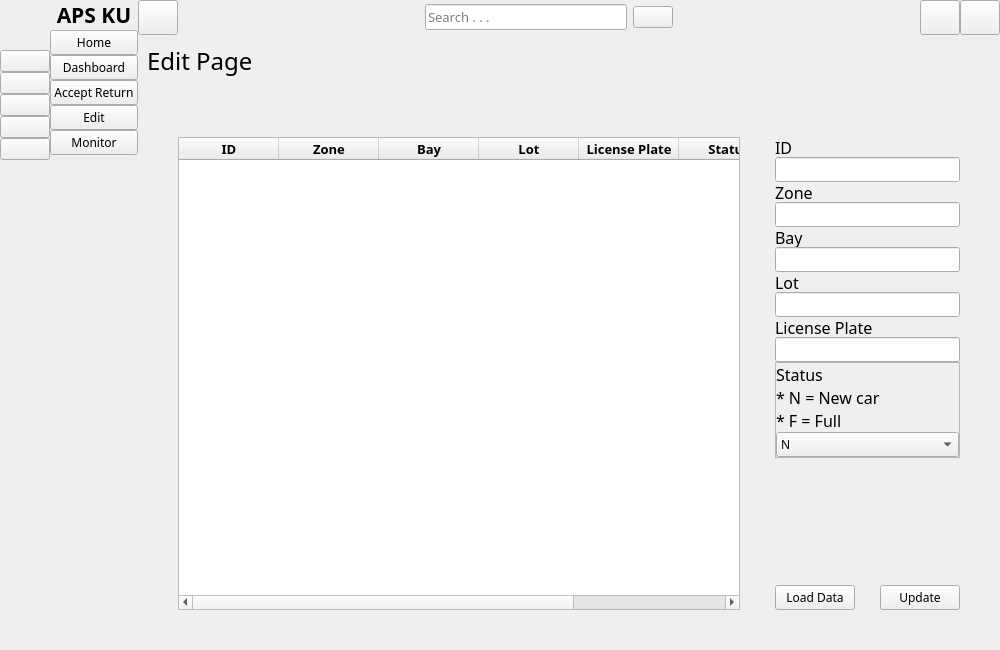
First picture: the form in Mainwindow3.ui, repository phutthakal/automatic-parking-system, before the edit.
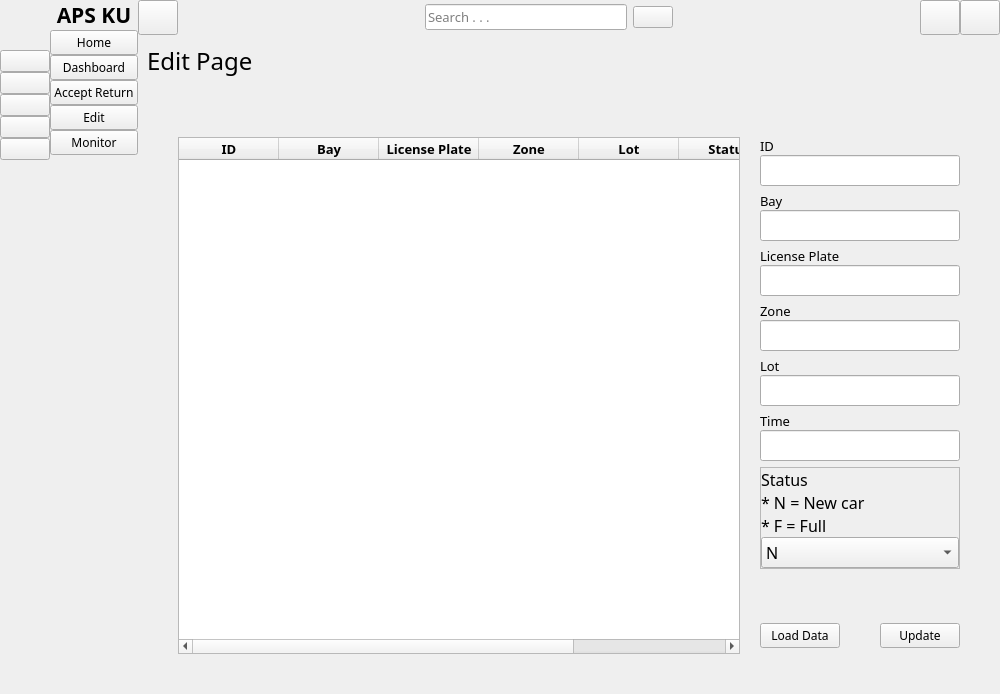
Second picture: the form after the edit. The open tabs and pages were chosen to show the change. Icons and pictures are not drawn.

What changed in the file:
```diff
--- a/Mainwindow3.ui
+++ b/Mainwindow3.ui
@@ -7,7 +7,7 @@
     <x>0</x>
     <y>0</y>
     <width>1000</width>
-    <height>650</height>
+    <height>694</height>
    </rect>
   </property>
   <property name="windowTitle">
@@ -2725,26 +2725,26 @@
                      <string>ID</string>
                     </property>
                    </column>
-                   <column>
-                    <property name="text">
-                     <string>Zone</string>
-                    </property>
-                   </column>
                    <column>
                     <property name="text">
                      <string>Bay</string>
                     </property>
                    </column>
-                   <column>
-                    <property name="text">
-                     <string>Lot</string>
-                    </property>
-                   </column>
                    <column>
                     <property name="text">
                      <string>License Plate</string>
                     </property>
                    </column>
+                   <column>
+                    <property name="text">
+                     <string>Zone</string>
+                    </property>
+                   </column>
+                   <column>
+                    <property name="text">
+                     <string>Lot</string>
+                    </property>
+                   </column>
                    <column>
                     <property name="text">
                      <string>Status</string>
@@ -2773,10 +2773,10 @@
                    </property>
                    <layout class="QVBoxLayout" name="verticalLayout_11">
                     <property name="spacing">
-                     <number>0</number>
+                     <number>6</number>
                     </property>
                     <property name="leftMargin">
-                     <number>15</number>
+                     <number>0</number>
                     </property>
                     <property name="topMargin">
                      <number>0</number>
@@ -2822,7 +2822,7 @@
                          <property name="font">
                           <font>
                            <family>Mitr SemiBold</family>
-                           <pointsize>12</pointsize>
+                           <pointsize>10</pointsize>
                           </font>
                          </property>
                          <property name="text">
@@ -2831,57 +2831,18 @@
                         </widget>
                        </item>
                        <item>
-                        <widget class="QLineEdit" name="lineEdit_2"/>
-                       </item>
-                      </layout>
-                     </widget>
-                    </item>
-                    <item>
-                     <widget class="QFrame" name="frame_25">
-                      <property name="frameShape">
-                       <enum>QFrame::NoFrame</enum>
-                      </property>
-                      <property name="frameShadow">
-                       <enum>QFrame::Raised</enum>
-                      </property>
-                      <layout class="QVBoxLayout" name="verticalLayout_27">
-                       <property name="spacing">
-                        <number>0</number>
-                       </property>
-                       <property name="leftMargin">
-                        <number>0</number>
-                       </property>
-                       <property name="topMargin">
-                        <number>0</number>
-                       </property>
-                       <property name="rightMargin">
-                        <number>0</number>
-                       </property>
-                       <property name="bottomMargin">
-                        <number>0</number>
-                       </property>
-                       <item>
-                        <widget class="QLabel" name="label_23">
-                         <property name="maximumSize">
-                          <size>
-                           <width>16777215</width>
-                           <height>20</height>
-                          </size>
-                         </property>
+                        <widget class="QLineEdit" name="id_edit">
                          <property name="font">
                           <font>
                            <family>Mitr SemiBold</family>
                            <pointsize>12</pointsize>
                           </font>
                          </property>
-                         <property name="text">
-                          <string>Zone</string>
+                         <property name="styleSheet">
+                          <string notr="true">border-color: rgb(0, 255, 0);</string>
                          </property>
                         </widget>
                        </item>
-                       <item>
-                        <widget class="QLineEdit" name="lineEdit_3"/>
-                       </item>
                       </layout>
                      </widget>
                     </item>
@@ -2920,7 +2881,7 @@
                          <property name="font">
                           <font>
                            <family>Mitr SemiBold</family>
-                           <pointsize>12</pointsize>
+                           <pointsize>10</pointsize>
                           </font>
                          </property>
                          <property name="text">
@@ -2929,7 +2890,126 @@
                         </widget>
                        </item>
                        <item>
-                        <widget class="QLineEdit" name="lineEdit_4"/>
+                        <widget class="QLineEdit" name="bay_edit">
+                         <property name="font">
+                          <font>
+                           <family>Mitr SemiBold</family>
+                           <pointsize>12</pointsize>
+                          </font>
+                         </property>
+                        </widget>
+                       </item>
+                      </layout>
+                     </widget>
+                    </item>
+                    <item>
+                     <widget class="QFrame" name="frame_28">
+                      <property name="frameShape">
+                       <enum>QFrame::NoFrame</enum>
+                      </property>
+                      <property name="frameShadow">
+                       <enum>QFrame::Raised</enum>
+                      </property>
+                      <layout class="QVBoxLayout" name="verticalLayout_30">
+                       <property name="spacing">
+                        <number>0</number>
+                       </property>
+                       <property name="leftMargin">
+                        <number>0</number>
+                       </property>
+                       <property name="topMargin">
+                        <number>0</number>
+                       </property>
+                       <property name="rightMargin">
+                        <number>0</number>
+                       </property>
+                       <property name="bottomMargin">
+                        <number>0</number>
+                       </property>
+                       <item>
+                        <widget class="QLabel" name="label_26">
+                         <property name="maximumSize">
+                          <size>
+                           <width>16777215</width>
+                           <height>20</height>
+                          </size>
+                         </property>
+                         <property name="font">
+                          <font>
+                           <family>Mitr SemiBold</family>
+                           <pointsize>10</pointsize>
+                          </font>
+                         </property>
+                         <property name="text">
+                          <string>License Plate</string>
+                         </property>
+                        </widget>
+                       </item>
+                       <item>
+                        <widget class="QLineEdit" name="license_edit">
+                         <property name="font">
+                          <font>
+                           <family>Mitr SemiBold</family>
+                           <pointsize>12</pointsize>
+                          </font>
+                         </property>
+                        </widget>
+                       </item>
+                      </layout>
+                     </widget>
+                    </item>
+                    <item>
+                     <widget class="QFrame" name="frame_25">
+                      <property name="frameShape">
+                       <enum>QFrame::NoFrame</enum>
+                      </property>
+                      <property name="frameShadow">
+                       <enum>QFrame::Raised</enum>
+                      </property>
+                      <layout class="QVBoxLayout" name="verticalLayout_27">
+                       <property name="spacing">
+                        <number>0</number>
+                       </property>
+                       <property name="leftMargin">
+                        <number>0</number>
+                       </property>
+                       <property name="topMargin">
+                        <number>0</number>
+                       </property>
+                       <property name="rightMargin">
+                        <number>0</number>
+                       </property>
+                       <property name="bottomMargin">
+                        <number>0</number>
+                       </property>
+                       <item>
+                        <widget class="QLabel" name="label_23">
+                         <property name="maximumSize">
+                          <size>
+                           <width>16777215</width>
+                           <height>20</height>
+                          </size>
+                         </property>
+                         <property name="font">
+                          <font>
+                           <family>Mitr SemiBold</family>
+                           <pointsize>10</pointsize>
+                          </font>
+                         </property>
+                         <property name="text">
+                          <string>Zone</string>
+                         </property>
+                        </widget>
+                       </item>
+                       <item>
+                        <widget class="QLineEdit" name="zone_edit">
+                         <property name="font">
+                          <font>
+                           <family>Mitr SemiBold</family>
+                           <pointsize>12</pointsize>
+                          </font>
+                         </property>
+                        </widget>
                        </item>
                       </layout>
                      </widget>
@@ -2969,7 +3049,7 @@
                          <property name="font">
                           <font>
                            <family>Mitr SemiBold</family>
-                           <pointsize>12</pointsize>
+                           <pointsize>10</pointsize>
                           </font>
                          </property>
                          <property name="text">
@@ -2978,20 +3058,27 @@
                         </widget>
                        </item>
                        <item>
-                        <widget class="QLineEdit" name="lineEdit_5"/>
+                        <widget class="QLineEdit" name="lot_edit">
+                         <property name="font">
+                          <font>
+                           <family>Mitr SemiBold</family>
+                           <pointsize>12</pointsize>
+                          </font>
+                         </property>
+                        </widget>
                        </item>
                       </layout>
                      </widget>
                     </item>
                     <item>
-                     <widget class="QFrame" name="frame_28">
+                     <widget class="QFrame" name="time_check_frame">
                       <property name="frameShape">
                        <enum>QFrame::NoFrame</enum>
                       </property>
                       <property name="frameShadow">
                        <enum>QFrame::Raised</enum>
                       </property>
-                      <layout class="QVBoxLayout" name="verticalLayout_30">
+                      <layout class="QVBoxLayout" name="verticalLayout_100">
                        <property name="spacing">
                         <number>0</number>
                        </property>
@@ -3008,7 +3095,7 @@
                         <number>0</number>
                        </property>
                        <item>
-                        <widget class="QLabel" name="label_26">
+                        <widget class="QLabel" name="time_label">
                          <property name="maximumSize">
                           <size>
                            <width>16777215</width>
@@ -3018,16 +3105,23 @@
                          <property name="font">
                           <font>
                            <family>Mitr SemiBold</family>
-                           <pointsize>12</pointsize>
+                           <pointsize>10</pointsize>
                           </font>
                          </property>
                          <property name="text">
-                          <string>License Plate</string>
+                          <string>Time</string>
                          </property>
                         </widget>
                        </item>
                        <item>
-                        <widget class="QLineEdit" name="lineEdit_6"/>
+                        <widget class="QLineEdit" name="time_edit">
+                         <property name="font">
+                          <font>
+                           <family>Mitr SemiBold</family>
+                           <pointsize>12</pointsize>
+                          </font>
+                         </property>
+                        </widget>
                        </item>
                       </layout>
                      </widget>
@@ -3100,6 +3194,7 @@
                          <property name="font">
                           <font>
                            <family>Mitr SemiBold</family>
+                           <pointsize>12</pointsize>
                           </font>
                          </property>
                          <item>
@@ -3118,17 +3213,20 @@
                      </widget>
                     </item>
                     <item>
-                     <spacer name="verticalSpacer_3">
-                      <property name="orientation">
-                       <enum>Qt::Vertical</enum>
+                     <widget class="QLabel" name="status_update_check_label">
+                      <property name="font">
+                       <font>
+                        <family>Mitr SemiBold</family>
+                        <pointsize>12</pointsize>
+                       </font>
                       </property>
-                      <property name="sizeHint" stdset="0">
-                       <size>
-                        <width>20</width>
-                        <height>40</height>
-                       </size>
+                      <property name="styleSheet">
+                       <string notr="true">color: rgb(0, 170, 0);</string>
                       </property>
-                     </spacer>
+                      <property name="text">
+                       <string/>
+                      </property>
+                     </widget>
                     </item>
                     <item>
                      <widget class="QFrame" name="frame_30">
```
Left out of the diff: 22 changed lines with no effect on the pictures.
